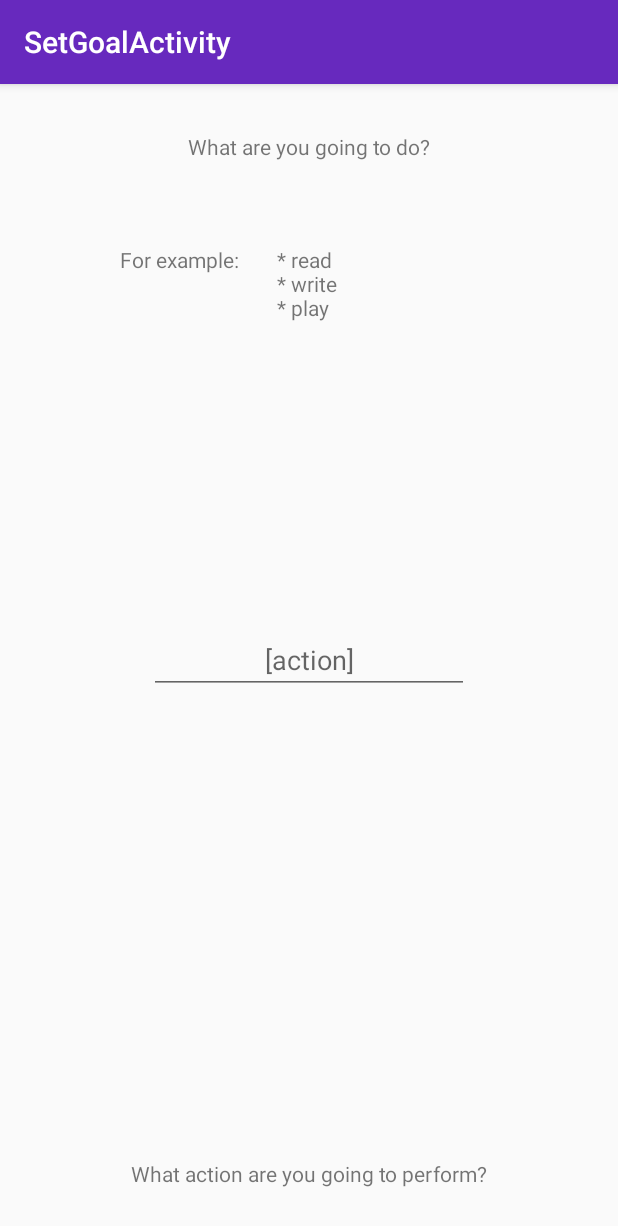
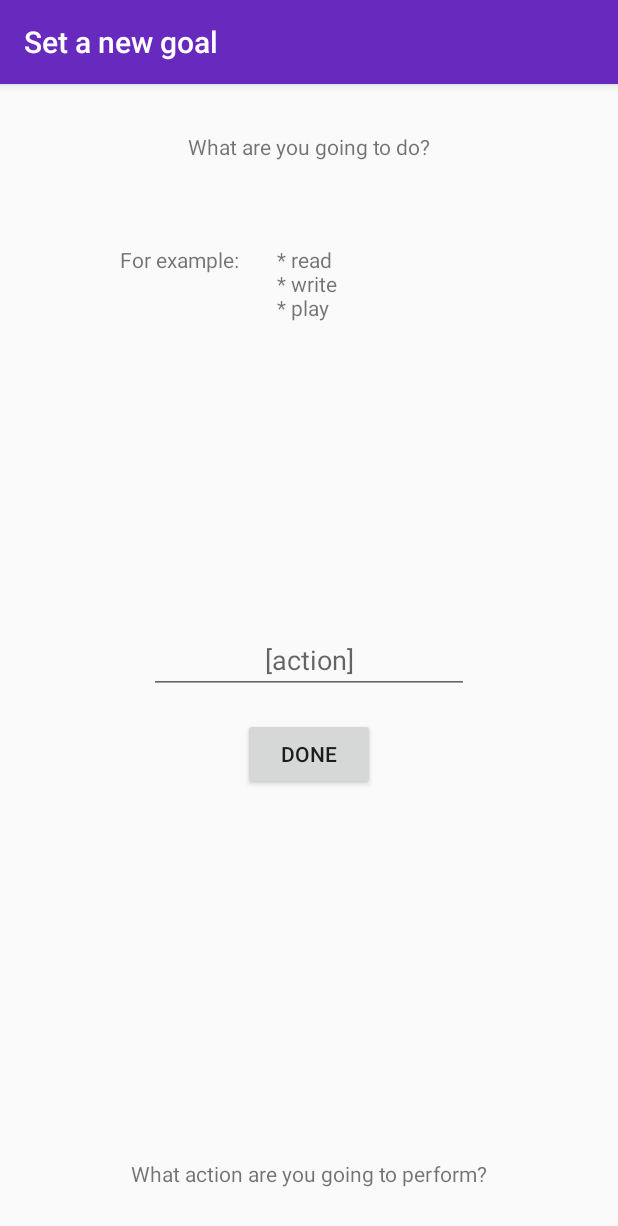
Before and after one commit to ebma/learning-companion, an Android app: the GoalNoHelpStepActionFragment screen opened through its navigation route, on a phone screen of 412 x 824 dp. Shown: the top 1226 px of the screen. Run offline under Robolectric (Android 15) with nearby library versions, the phone set to English and light mode, and no system bars.

Commit message:
add Button and onClickListener to GoalWithHelpStepActionFragment

```diff
--- a/app/src/main/java/de/htwberlin/learningcompanion/setgoal/GoalWithHelpStepActionFragment.kt
+++ b/app/src/main/java/de/htwberlin/learningcompanion/setgoal/GoalWithHelpStepActionFragment.kt
@@ -5,6 +5,8 @@ import androidx.fragment.app.Fragment
 import android.view.LayoutInflater
 import android.view.View
 import android.view.ViewGroup
+import android.widget.Button
+import androidx.navigation.Navigation
 import de.htwberlin.learningcompanion.R
 
 class GoalNoHelpStepActionFragment : Fragment() {
@@ -15,8 +17,12 @@ class GoalNoHelpStepActionFragment : Fragment() {
 
     override fun onCreateView(inflater: LayoutInflater, container: ViewGroup?,
                               savedInstanceState: Bundle?): View? {
-        // Inflate the layout for this fragment
-        return inflater.inflate(R.layout.fragment_goal_with_help_step_action, container, false)
+
+        val view = inflater.inflate(R.layout.fragment_goal_with_help_step_action, container, false)
+
+        val doneButton = view.findViewById<Button>(R.id.btn_done)
+        doneButton.setOnClickListener(Navigation.createNavigateOnClickListener(R.id.goalWithHelpStepFieldFragment, null))
+        return view
     }
 
 }
--- a/app/src/main/res/layout/fragment_goal_with_help_step_action.xml
+++ b/app/src/main/res/layout/fragment_goal_with_help_step_action.xml
@@ -61,4 +61,15 @@
         app:layout_constraintStart_toStartOf="parent"
         app:layout_constraintTop_toBottomOf="@+id/tv_goal_with_help_action_info1" />
 
+    <Button
+        android:id="@+id/btn_done"
+        android:layout_width="wrap_content"
+        android:layout_height="wrap_content"
+        android:layout_marginTop="16dp"
+        android:text="Done"
+        app:layout_constraintEnd_toEndOf="parent"
+        app:layout_constraintHorizontal_bias="0.5"
+        app:layout_constraintStart_toStartOf="parent"
+        app:layout_constraintTop_toBottomOf="@+id/et_action" />
+
 </androidx.constraintlayout.widget.ConstraintLayout>
--- a/app/src/main/res/values/strings.xml
+++ b/app/src/main/res/values/strings.xml
@@ -11,7 +11,7 @@
     <string name="nav_header_title">Android Studio</string>
     <string name="nav_header_subtitle">android.studio@android.com</string>
     <string name="nav_header_desc">Navigation header</string>
-    <string name="title_activity_set_goal">SetGoalActivity</string>
+    <string name="title_activity_set_goal">Set a new goal</string>
 
     <string name="hello_blank_fragment">Hello blank fragment</string>
     <string name="goal_with_help_info_title">You chose to set a goal with help...</string>
```
